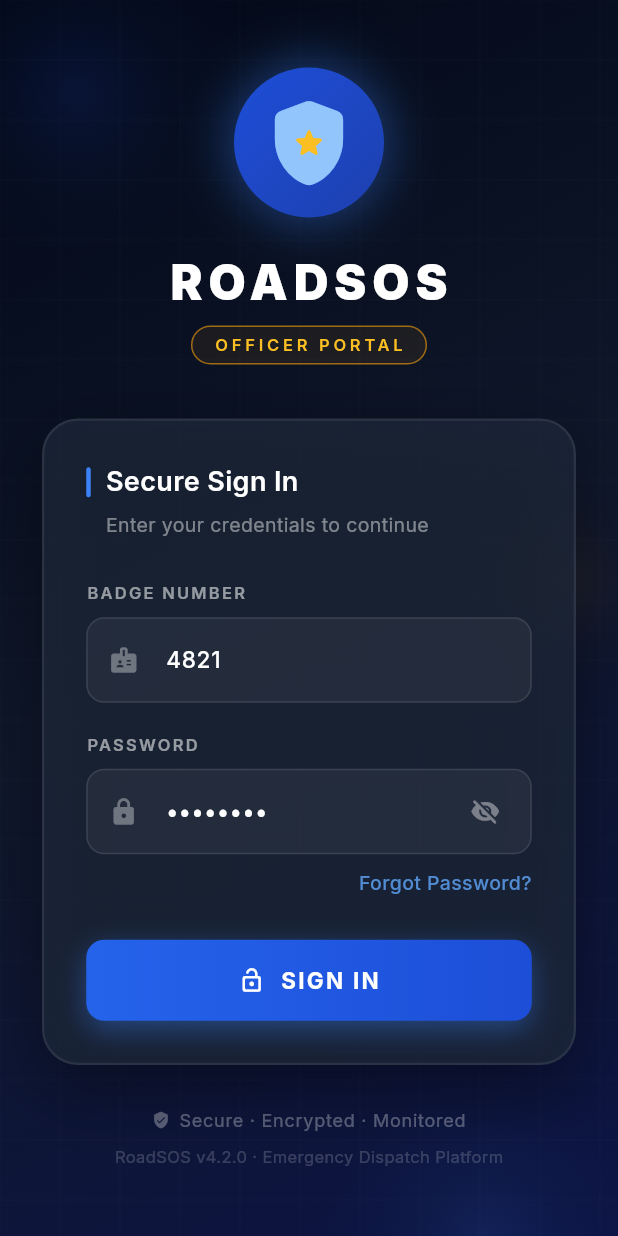
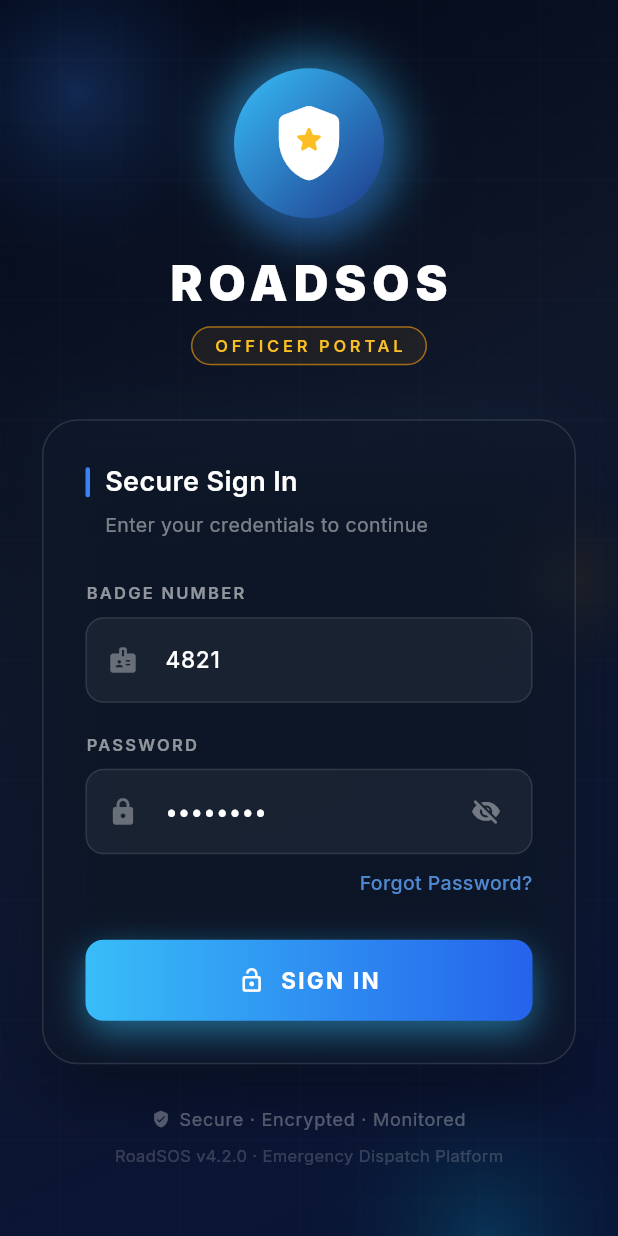
Before and after one commit to Ezhil948/RoadSOS, a Flutter app: the screen it shows after launch, on a phone screen of 412 x 824 dp. Run offline on Flutter 3.47's test engine with Material 3 defaults, Android fonts, the phone set to English and light mode, and no system bars; our stand-ins replace audioplayers, connectivity_plus, dio, firebase_auth, firebase_core, fl_chart and 13 more; accounts and stored records are empty.

Commit message:
feat(ui): ultra-premium login revamp and brighter shields/buttons

```diff
--- a/officer_mobile_app/lib/features/auth/login_screen.dart
+++ b/officer_mobile_app/lib/features/auth/login_screen.dart
@@ -148,11 +148,11 @@ class _LoginScreenState extends State<LoginScreen>
                 begin: Alignment.topLeft,
                 end: Alignment.bottomRight,
                 colors: [
-                  Color(0xFF020817), // near black
-                  Color(0xFF0F172A), // slate 900
-                  Color(0xFF0C1445), // deep navy
+                  Color(0xFF020817), // Near black
+                  Color(0xFF0F172A), // Slate 900
+                  Color(0xFF091438), // Very deep vibrant navy
                 ],
-                stops: [0.0, 0.5, 1.0],
+                stops: [0.0, 0.4, 1.0],
               ),
             ),
           ),
@@ -167,19 +167,19 @@ class _LoginScreenState extends State<LoginScreen>
                   Positioned(
                     top: -100 + 30 * math.sin(_orbRotation.value),
                     left: -80 + 20 * math.cos(_orbRotation.value),
-                    child: _Orb(size: 300, color: const Color(0xFF1E40AF).withOpacity(0.18)),
+                    child: _Orb(size: 300, color: const Color(0xFF3B82F6).withOpacity(0.25)), // Brighter blue
                   ),
                   // Bottom-right orb
                   Positioned(
                     bottom: -120 + 25 * math.cos(_orbRotation.value),
                     right: -60 + 20 * math.sin(_orbRotation.value),
-                    child: _Orb(size: 280, color: const Color(0xFF3B82F6).withOpacity(0.12)),
+                    child: _Orb(size: 280, color: const Color(0xFF06B6D4).withOpacity(0.20)), // Cyan
                   ),
                   // Mid accent orb (amber)
                   Positioned(
                     top: MediaQuery.of(context).size.height * 0.35 + 20 * math.sin(_orbRotation.value * 0.7),
                     right: -40,
-                    child: _Orb(size: 160, color: const Color(0xFFF59E0B).withOpacity(0.08)),
+                    child: _Orb(size: 160, color: const Color(0xFFF59E0B).withOpacity(0.12)), // Brighter amber
                   ),
                 ],
               );
@@ -215,13 +215,19 @@ class _LoginScreenState extends State<LoginScreen>
                                 gradient: const LinearGradient(
                                   begin: Alignment.topLeft,
                                   end: Alignment.bottomRight,
-                                  colors: [Color(0xFF1D4ED8), Color(0xFF1E40AF)],
+                                  colors: [Color(0xFF38BDF8), Color(0xFF1E3A8A)], // Bright Sky Blue to Deep Navy
                                 ),
                                 boxShadow: [
                                   BoxShadow(
-                                    color: const Color(0xFF3B82F6).withOpacity(0.45),
+                                    color: const Color(0xFF38BDF8).withOpacity(0.6),
                                     blurRadius: 30,
+                                    spreadRadius: 8,
+                                  ),
+                                  BoxShadow(
+                                    color: const Color(0xFF1E3A8A).withOpacity(0.4),
+                                    blurRadius: 15,
                                     spreadRadius: 2,
+                                    offset: const Offset(0, 10),
                                   ),
                                 ],
                               ),
@@ -230,13 +236,16 @@ class _LoginScreenState extends State<LoginScreen>
                                 children: [
                                   const Icon(
                                     Icons.shield_rounded,
-                                    size: 68,
-                                    color: Color(0xFF93C5FD),
+                                    size: 60, // Adjusted to match splash
+                                    color: Colors.white,
                                   ),
-                                  const Icon(
-                                    Icons.star_rounded,
-                                    size: 24,
-                                    color: Color(0xFFFBBF24),
+                                  Container(
+                                    margin: const EdgeInsets.only(bottom: 5),
+                                    child: const Icon(
+                                      Icons.star_rounded,
+                                      size: 22,
+                                      color: Color(0xFFFBBF24),
+                                    ),
                                   ),
                                 ],
                               ),
@@ -285,16 +294,23 @@ class _LoginScreenState extends State<LoginScreen>
                         child: Container(
                           decoration: BoxDecoration(
                             borderRadius: BorderRadius.circular(24),
-                            color: const Color(0xFF1E293B).withOpacity(0.7),
+                            color: const Color(0xFF0F172A).withOpacity(0.55), // More translucent for glass effect
                             border: Border.all(
-                              color: Colors.white.withOpacity(0.08),
-                              width: 1.5,
+                              color: Colors.white.withOpacity(0.12),
+                              width: 1.0,
                             ),
                             boxShadow: [
                               BoxShadow(
-                                color: Colors.black.withOpacity(0.4),
+                                color: Colors.black.withOpacity(0.5),
                                 blurRadius: 40,
-                                offset: const Offset(0, 16),
+                                spreadRadius: -5,
+                                offset: const Offset(0, 20),
+                              ),
+                              BoxShadow(
+                                color: const Color(0xFF38BDF8).withOpacity(0.05),
+                                blurRadius: 30,
+                                spreadRadius: 0,
+                                offset: const Offset(0, -5),
                               ),
                             ],
                           ),
@@ -396,16 +412,16 @@ class _LoginScreenState extends State<LoginScreen>
                                       borderRadius: BorderRadius.circular(12),
                                       gradient: LinearGradient(
                                         colors: _isLoading
-                                            ? [const Color(0xFF1D4ED8).withOpacity(0.5), const Color(0xFF1E40AF).withOpacity(0.5)]
-                                            : [const Color(0xFF2563EB), const Color(0xFF1D4ED8)],
+                                            ? [const Color(0xFF2563EB).withOpacity(0.5), const Color(0xFF1D4ED8).withOpacity(0.5)]
+                                            : [const Color(0xFF38BDF8), const Color(0xFF2563EB)], // Vibrant gradient
                                       ),
                                       boxShadow: _isLoading
                                           ? []
                                           : [
                                               BoxShadow(
-                                                color: const Color(0xFF3B82F6).withOpacity(0.4),
-                                                blurRadius: 16,
-                                                offset: const Offset(0, 6),
+                                                color: const Color(0xFF38BDF8).withOpacity(0.5),
+                                                blurRadius: 20,
+                                                offset: const Offset(0, 8),
                                               ),
                                             ],
                                     ),
--- a/officer_mobile_app/lib/features/home/home_screen.dart
+++ b/officer_mobile_app/lib/features/home/home_screen.dart
@@ -326,7 +326,7 @@ class HomeScreen extends ConsumerWidget {
           child: _actionButton(
             Icons.add_circle_rounded,
             'Report Incident',
-            [const Color(0xFF059669), const Color(0xFF10B981)],
+            [const Color(0xFF34D399), const Color(0xFF059669)], // Brighter Emerald
             () => _showReportIncidentSheet(context, ref),
           ),
         ),
@@ -335,7 +335,7 @@ class HomeScreen extends ConsumerWidget {
           child: _actionButton(
             Icons.share_location_rounded,
             'Share Location',
-            [const Color(0xFF1D4ED8), const Color(0xFF3B82F6)],
+            [const Color(0xFF60A5FA), const Color(0xFF2563EB)], // Brighter Blue
             () => _showShareLocationSheet(context),
           ),
         ),
```
Also changed, not shown: officer_mobile_app/lib/features/auth/splash_screen.dart (+19 -10 lines).
